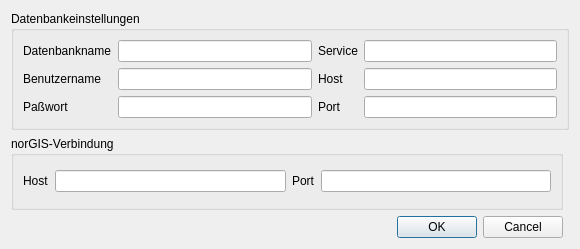
Old version of the form conf.ui in the repository norBIT/alkisplugin.
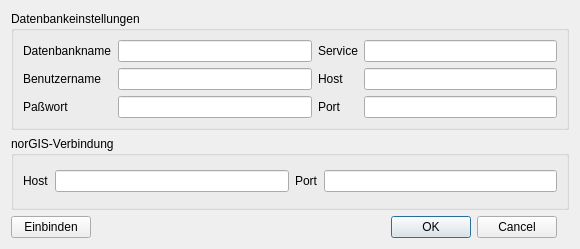
New version of the form.

```diff
--- a/conf.ui
+++ b/conf.ui
@@ -14,7 +14,7 @@
    <string>ALKIS-Import</string>
   </property>
   <layout class="QGridLayout" name="gridLayout">
-   <item row="0" column="0" colspan="2">
+   <item row="0" column="0" colspan="5">
     <widget class="QGroupBox" name="groupBox">
      <property name="title">
       <string>Datenbankeinstellungen</string>
@@ -123,14 +123,14 @@
      </layout>
     </widget>
    </item>
-   <item row="2" column="0">
+   <item row="4" column="2">
     <widget class="QDialogButtonBox" name="bb">
      <property name="standardButtons">
       <set>QDialogButtonBox::Cancel|QDialogButtonBox::Ok</set>
      </property>
     </widget>
    </item>
-   <item row="1" column="0">
+   <item row="1" column="0" colspan="5">
     <widget class="QGroupBox" name="groupBox_2">
      <property name="title">
       <string>norGIS-Verbindung</string>
@@ -176,6 +176,26 @@
      </layout>
     </widget>
    </item>
+   <item row="4" column="0">
+    <widget class="QPushButton" name="pbEinbinden">
+     <property name="text">
+      <string>Einbinden</string>
+     </property>
+    </widget>
+   </item>
+   <item row="4" column="1">
+    <spacer name="horizontalSpacer">
+     <property name="orientation">
+      <enum>Qt::Horizontal</enum>
+     </property>
+     <property name="sizeHint" stdset="0">
+      <size>
+       <width>40</width>
+       <height>20</height>
+      </size>
+     </property>
+    </spacer>
+   </item>
   </layout>
  </widget>
  <tabstops>
```
